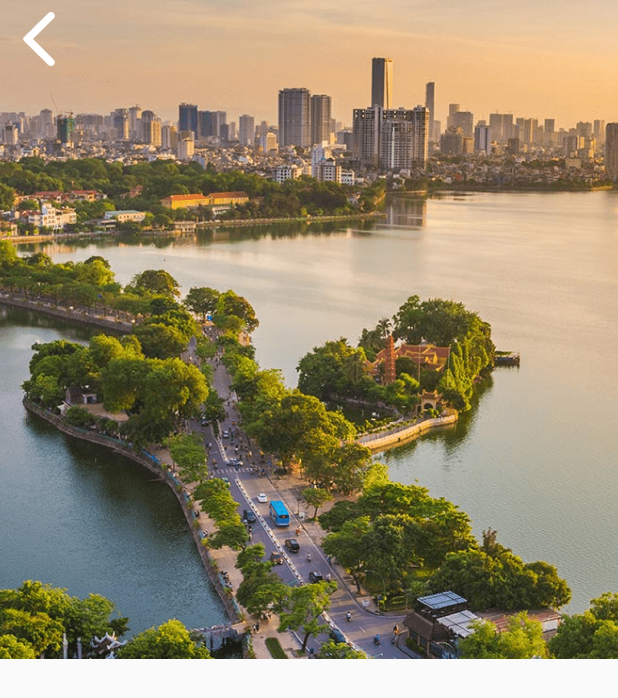
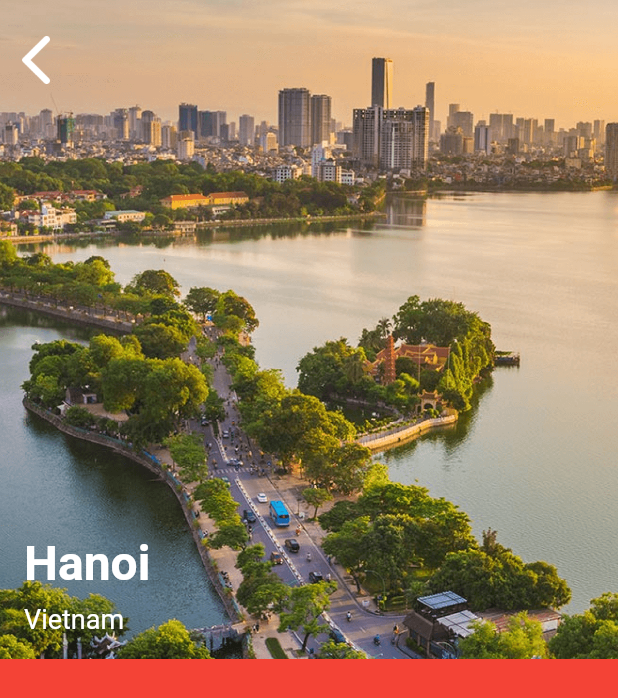
Before and after one commit to chungbd/flutter_ui_challenge, a Flutter app: the screen it shows after launch, on a phone screen of 412 x 824 dp. Shown: the top 698 px of the screen. Run offline on Flutter 3.47's test engine with Material 2 defaults, Android fonts, the phone set to English and light mode, and no system bars; our stand-ins replace page_indicator; missing offline and left inert: mark922_flutter_lottie.

Commit message:
update layout at header

```diff
--- a/ui_challenge_02_sliver_app_bar/lib/main.dart
+++ b/ui_challenge_02_sliver_app_bar/lib/main.dart
@@ -44,18 +44,6 @@ class MyHomePage extends StatefulWidget {
 }
 
 class _MyHomePageState extends State<MyHomePage> {
-  int _counter = 0;
-
-  void _incrementCounter() {
-    setState(() {
-      // This call to setState tells the Flutter framework that something has
-      // changed in this State, which causes it to rerun the build method below
-      // so that the display can reflect the updated values. If we changed
-      // _counter without calling setState(), then the build method would not be
-      // called again, and so nothing would appear to happen.
-      _counter++;
-    });
-  }
 
   @override
   Widget build(BuildContext context) {
@@ -65,6 +53,55 @@ class _MyHomePageState extends State<MyHomePage> {
     // The Flutter framework has been optimized to make rerunning build methods
     // fast, so that you can just rebuild anything that needs updating rather
     // than having to individually change instances of widgets.
+    var listView = ListView(
+              children: <Widget>[
+                Stack(
+                  children: <Widget>[
+                    Image.asset(
+                      "images/hanoi.png",
+                      filterQuality: FilterQuality.high,
+                    ),
+                    Positioned(
+                      top: 16,
+                      child:
+                        IconButton(
+                          icon: Image.asset('images/ic_back.png'),
+                          // iconSize: 50,
+                          onPressed: () {
+                            print("Chung");
+                          },
+                        ),
+                    ),
+                    Positioned(
+                      bottom: 16,
+                      left: 16,
+                      child:
+                        Column(
+                          mainAxisAlignment: MainAxisAlignment.end,
+                          crossAxisAlignment: CrossAxisAlignment.start,
+                          children: <Widget>[
+                            Text("Hanoi",
+                              style: TextStyle(
+                                fontSize: 32,
+                                fontWeight: FontWeight.bold,
+                                color: Colors.white
+                              ),
+                            ),
+                            SizedBox(height: 8,),
+                            Text("Vietnam",
+                              style: TextStyle(
+                                fontSize: 18,
+                                // fontWeight: FontWeight.bold,
+                                color: Colors.white
+                              ),
+                            ),
+                          ],
+                        )
+                    ),
+                  ],
+                )
+              ],
+            );
     return Scaffold(
       // appBar: AppBar(
       //   // Here we take the value from the MyHomePage object that was created by
@@ -72,31 +109,9 @@ class _MyHomePageState extends State<MyHomePage> {
       //   title: Text(widget.title),
       // ),
       body:
-        ListView(
-          children: <Widget>[
-            Stack(
-              children: <Widget>[
-                Image.asset(
-                  "images/hanoi.png",
-                  filterQuality: FilterQuality.high,
-                ),
-                IconButton(
-                  icon: Image.asset('images/ic_back.png'),
-                  iconSize: 36,
-                  onPressed: () {},
-                )
-                // Container(
-                //   decoration: BoxDecoration(image: DecorationImage(image: Image.asset("images/ic_back.png"))),
-                // )
-                // InkWell(
-                //   child: ,
-                //   onTap: (){
-
-                //   },
-                // )
-              ],
-            )
-          ],
+        Container(
+          color: Colors.red,
+          child: listView,
           )
     // CustomScrollView(
     //   slivers: <Widget>[
```
Lines whose indentation alone changed are shown as unchanged.
